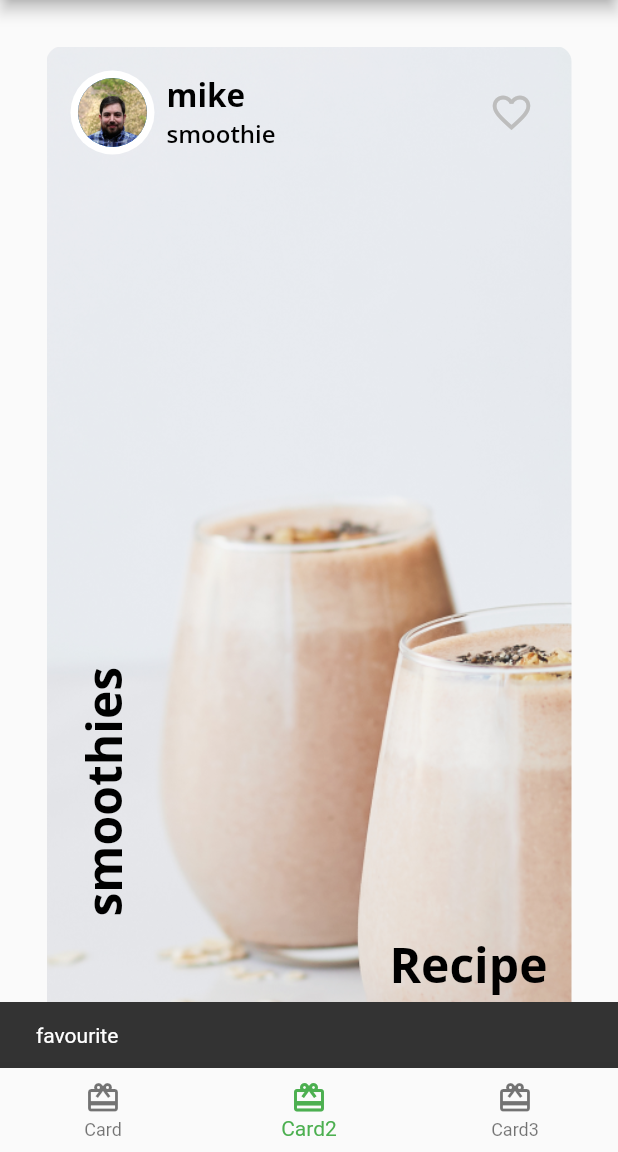
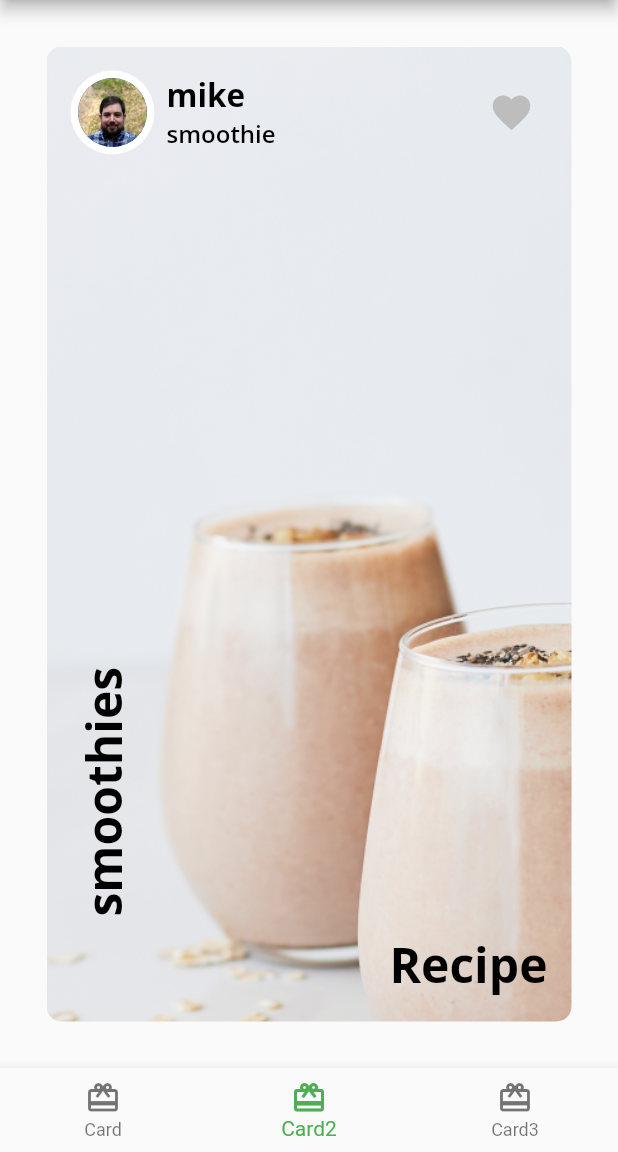
Before and after one commit to abdiulismail/prochef, a Flutter app: the screen it shows after launch, item 2 of the bottom bar chosen, after a tap on the "favorite outline" icon, on a phone screen of 412 x 824 dp, the part 84-1236 px from its top. Run offline on Flutter 3.47's test engine with Material 2 defaults, Android fonts, the phone set to English and light mode, and no system bars; our stand-ins replace google_fonts.

Commit message:
authorcard - converted to stateful widget

```diff
--- a/lib/authorcard.dart
+++ b/lib/authorcard.dart
@@ -3,12 +3,19 @@ import 'package:flutter/material.dart';
 import 'package:prochef/circle_image.dart';
 import 'package:prochef/prochef_theme.dart';
 
-class AuthorCard extends StatelessWidget{
+class AuthorCard extends StatefulWidget{
   final String authorName;
   final String title;
   final ImageProvider? imageProvider;
 
   AuthorCard({super.key, required this.authorName, required this.title, this.imageProvider});
+
+  @override
+  State<AuthorCard> createState() => _AuthorCardState();
+}
+
+class _AuthorCardState extends State<AuthorCard> {
+  bool _isFavoured = false;
 
   @override
   Widget build(BuildContext context){
@@ -21,7 +28,7 @@ class AuthorCard extends StatelessWidget{
           Row(
             children: [
               CircleImage(
-                imageProvider: imageProvider,
+                imageProvider: widget.imageProvider,
                 imageRadius: 28,
               ),
               const SizedBox(width: 8,),
@@ -29,11 +36,11 @@ class AuthorCard extends StatelessWidget{
                 crossAxisAlignment: CrossAxisAlignment.start,
                 children: [
                   Text(
-                    authorName,
+                    widget.authorName,
                     style: ProChefTheme.lightTextTheme.headline2,
                   ),
                   Text(
-                    title,
+                    widget.title,
                     style: ProChefTheme.lightTextTheme.headline3,
                   )
                 ],
@@ -41,12 +48,15 @@ class AuthorCard extends StatelessWidget{
             ],
           ),
           IconButton(
-            icon: Icon(Icons.favorite_border),
+            icon: Icon(
+              _isFavoured ? Icons.favorite : Icons.favorite_border
+            ),
             iconSize: 30,
             color: Colors.grey[400],
             onPressed: (){
-              var snackbar = SnackBar(content: Text('favourite'));
-              ScaffoldMessenger.of(context).showSnackBar(snackbar);
+              setState(() {
+                _isFavoured = !_isFavoured;
+              });
             },
           )
         ],
--- a/lib/card2.dart
+++ b/lib/card2.dart
@@ -17,8 +17,10 @@ class Card2 extends StatelessWidget {
         ),
         child: Column(
           children: [
-            AuthorCard(authorName: 'mike', title: 'smoothie',imageProvider:
-              AssetImage('assets/author_katz.jpeg'),),
+            AuthorCard(
+              authorName: 'mike', title: 'smoothie',imageProvider:
+              AssetImage('assets/author_katz.jpeg'),
+            ),
             Expanded(
               child: Stack(
                 children: [
```
